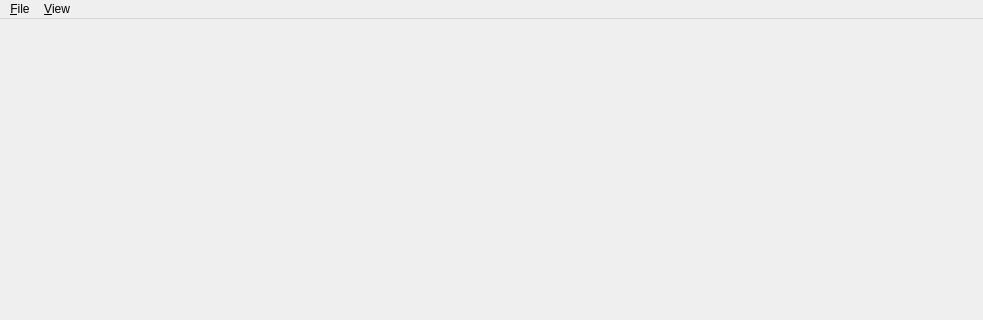
First picture: the form in src/view/mainwindow.ui, repository afichet/openexr-viewer, before the edit; both pictures show x 0 to 983 and y 0 to 320 of the 983 by 665 pixel window.
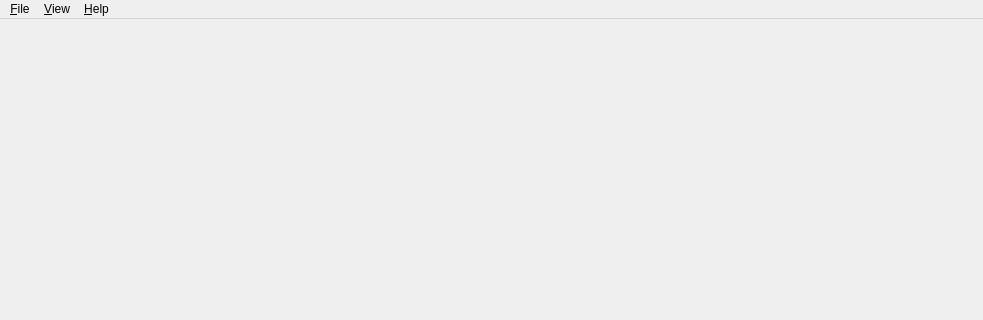
Second picture: the form after the edit.

What changed in the file:
```diff
--- a/src/view/mainwindow.ui
+++ b/src/view/mainwindow.ui
@@ -40,8 +40,15 @@
     <addaction name="action_Cascade"/>
     <addaction name="action_Tiled"/>
    </widget>
+   <widget class="QMenu" name="menu_Help">
+    <property name="title">
+     <string>&amp;Help</string>
+    </property>
+    <addaction name="action_About"/>
+   </widget>
    <addaction name="menu_File"/>
    <addaction name="menu_View"/>
+   <addaction name="menu_Help"/>
   </widget>
   <widget class="QStatusBar" name="statusbar"/>
   <action name="action_Open">
```
Left out of the diff: 5 changed lines with no effect on the pictures.
